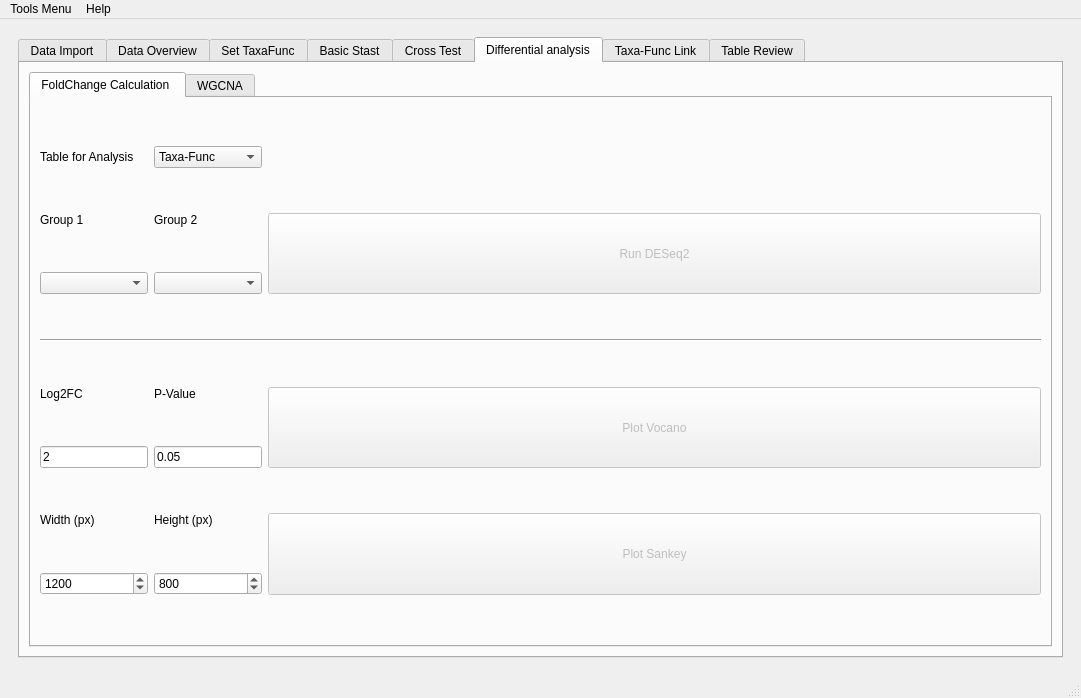
Above: utils/MetaX_GUI/MainWindow.ui from byemaxx/MetaX before the change. Below: the same form after it.
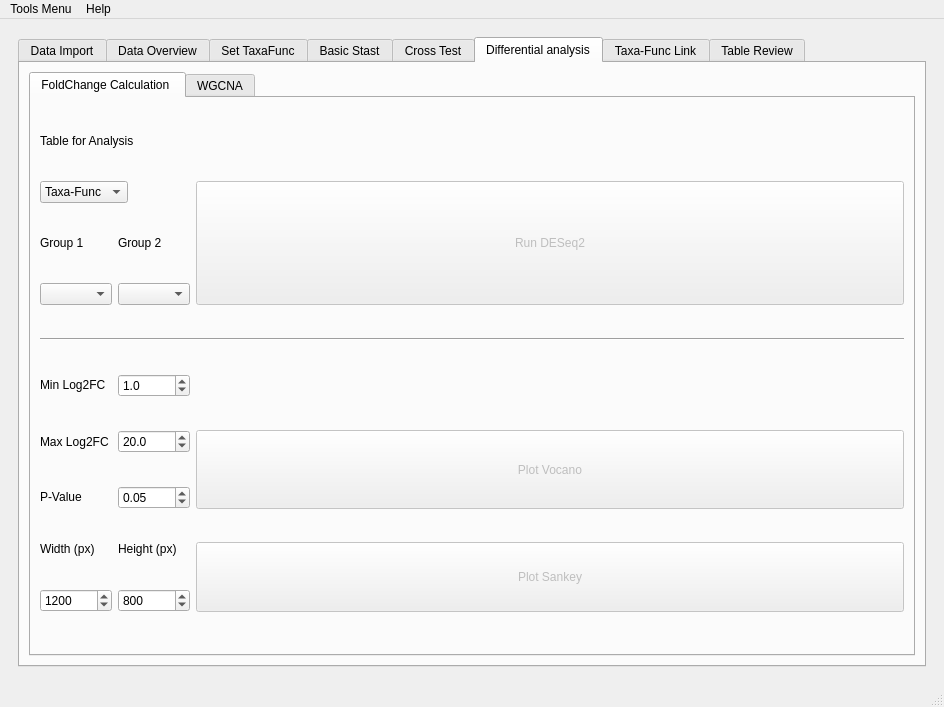
That is the form after the change. The open tabs and pages were chosen to show the change.

Commit message: modified:   utils/GUI.py     chang all LineEdit to sinponbox if they are number

Diff of the .ui file:
```diff
--- a/utils/MetaX_GUI/MainWindow.ui
+++ b/utils/MetaX_GUI/MainWindow.ui
@@ -6,8 +6,8 @@
    <rect>
     <x>0</x>
     <y>0</y>
-    <width>1081</width>
-    <height>698</height>
+    <width>944</width>
+    <height>707</height>
    </rect>
   </property>
   <property name="sizePolicy">
@@ -1628,7 +1628,7 @@
             <string>Differential analysis</string>
            </attribute>
            <layout class="QGridLayout" name="gridLayout_12">
-            <item row="1" column="0">
+            <item row="0" column="0">
              <widget class="QTabWidget" name="tabWidget">
               <property name="currentIndex">
                <number>0</number>
@@ -1638,47 +1638,7 @@
                 <string>FoldChange Calculation </string>
                </attribute>
                <layout class="QGridLayout" name="gridLayout_16">
-                <item row="3" column="0" colspan="3">
-                 <widget class="Line" name="line">
-                  <property name="orientation">
-                   <enum>Qt::Horizontal</enum>
-                  </property>
-                 </widget>
-                </item>
-                <item row="0" column="0">
-                 <widget class="QLabel" name="label_4">
-                  <property name="text">
-                   <string>Table for Analysis</string>
-                  </property>
-                 </widget>
-                </item>
-                <item row="6" column="1">
-                 <widget class="QLabel" name="label_17">
-                  <property name="sizePolicy">
-                   <sizepolicy hsizetype="Preferred" vsizetype="Fixed">
-                    <horstretch>0</horstretch>
-                    <verstretch>0</verstretch>
-                   </sizepolicy>
-                  </property>
-                  <property name="text">
-                   <string>Height (px)</string>
-                  </property>
-                 </widget>
-                </item>
-                <item row="4" column="0">
-                 <widget class="QLabel" name="label_13">
-                  <property name="sizePolicy">
-                   <sizepolicy hsizetype="Preferred" vsizetype="Fixed">
-                    <horstretch>0</horstretch>
-                    <verstretch>0</verstretch>
-                   </sizepolicy>
-                  </property>
-                  <property name="text">
-                   <string>Log2FC</string>
-                  </property>
-                 </widget>
-                </item>
-                <item row="4" column="1">
+                <item row="7" column="0">
                  <widget class="QLabel" name="label_14">
                   <property name="sizePolicy">
                    <sizepolicy hsizetype="Preferred" vsizetype="Fixed">
@@ -1692,7 +1652,7 @@
                  </widget>
                 </item>
                 <item row="5" column="0">
-                 <widget class="QLineEdit" name="lineEdit_deseq2_log2fc">
+                 <widget class="QLabel" name="label_64">
                   <property name="sizePolicy">
                    <sizepolicy hsizetype="Fixed" vsizetype="Fixed">
                     <horstretch>0</horstretch>
@@ -1700,63 +1660,53 @@
                    </sizepolicy>
                   </property>
                   <property name="text">
-                   <string>2</string>
+                   <string>Min Log2FC</string>
                   </property>
                  </widget>
                 </item>
-                <item row="0" column="1">
-                 <widget class="QComboBox" name="comboBox_table_for_deseq2">
-                  <item>
-                   <property name="text">
-                    <string>Taxa-Func</string>
-                   </property>
-                  </item>
-                  <item>
-                   <property name="text">
-                    <string>Taxa</string>
-                   </property>
-                  </item>
-                  <item>
-                   <property name="text">
-                    <string>Function</string>
-                   </property>
-                  </item>
-                 </widget>
-                </item>
-                <item row="1" column="0">
-                 <widget class="QLabel" name="label_2">
-                  <property name="sizePolicy">
-                   <sizepolicy hsizetype="Preferred" vsizetype="Fixed">
-                    <horstretch>0</horstretch>
-                    <verstretch>0</verstretch>
-                   </sizepolicy>
+                <item row="9" column="0">
+                 <widget class="QSpinBox" name="spinBox_fc_plot_width">
+                  <property name="minimum">
+                   <number>100</number>
                   </property>
-                  <property name="text">
-                   <string>Group 1</string>
+                  <property name="maximum">
+                   <number>100000</number>
                   </property>
-                 </widget>
-                </item>
-                <item row="1" column="1">
-                 <widget class="QLabel" name="label_3">
-                  <property name="text">
-                   <string>Group 2</string>
+                  <property name="singleStep">
+                   <number>50</number>
                   </property>
-                 </widget>
-                </item>
-                <item row="5" column="1">
-                 <widget class="QLineEdit" name="lineEdit_deseq2_pvalue">
-                  <property name="sizePolicy">
-                   <sizepolicy hsizetype="Fixed" vsizetype="Fixed">
-                    <horstretch>0</horstretch>
-                    <verstretch>0</verstretch>
-                   </sizepolicy>
-                  </property>
-                  <property name="text">
-                   <string>0.05</string>
+                  <property name="value">
+                   <number>1200</number>
                   </property>
                  </widget>
                 </item>
                 <item row="6" column="2" rowspan="2">
+                 <widget class="QPushButton" name="pushButton_deseq2_plot_vocano">
+                  <property name="enabled">
+                   <bool>false</bool>
+                  </property>
+                  <property name="sizePolicy">
+                   <sizepolicy hsizetype="Preferred" vsizetype="Preferred">
+                    <horstretch>0</horstretch>
+                    <verstretch>0</verstretch>
+                   </sizepolicy>
+                  </property>
+                  <property name="text">
+                   <string>Plot Vocano</string>
+                  </property>
+                 </widget>
+                </item>
+                <item row="3" column="1">
+                 <widget class="QComboBox" name="comboBox_deseq2_group2">
+                  <property name="sizePolicy">
+                   <sizepolicy hsizetype="Fixed" vsizetype="Fixed">
+                    <horstretch>0</horstretch>
+                    <verstretch>0</verstretch>
+                   </sizepolicy>
+                  </property>
+                 </widget>
+                </item>
+                <item row="8" column="2" rowspan="2">
                  <widget class="QPushButton" name="pushButton_deseq2_plot_sankey">
                   <property name="enabled">
                    <bool>false</bool>
@@ -1772,11 +1722,21 @@
                   </property>
                  </widget>
                 </item>
+                <item row="0" column="0" colspan="2">
+                 <widget class="QLabel" name="label_4">
+                  <property name="sizePolicy">
+                   <sizepolicy hsizetype="Fixed" vsizetype="Fixed">
+                    <horstretch>0</horstretch>
+                    <verstretch>0</verstretch>
+                   </sizepolicy>
+                  </property>
+                  <property name="text">
+                   <string>Table for Analysis</string>
+                  </property>
+                 </widget>
+                </item>
                 <item row="2" column="0">
-                 <widget class="QComboBox" name="comboBox_deseq2_group1"/>
-                </item>
-                <item row="6" column="0">
-                 <widget class="QLabel" name="label_16">
+                 <widget class="QLabel" name="label_2">
                   <property name="sizePolicy">
                    <sizepolicy hsizetype="Preferred" vsizetype="Fixed">
                     <horstretch>0</horstretch>
@@ -1784,11 +1744,11 @@
                    </sizepolicy>
                   </property>
                   <property name="text">
-                   <string>Width (px)</string>
+                   <string>Group 1</string>
                   </property>
                  </widget>
                 </item>
-                <item row="1" column="2" rowspan="2">
+                <item row="1" column="2" rowspan="3">
                  <widget class="QPushButton" name="pushButton_deseq2">
                   <property name="enabled">
                    <bool>false</bool>
@@ -1804,50 +1764,40 @@
                   </property>
                  </widget>
                 </item>
-                <item row="2" column="1">
-                 <widget class="QComboBox" name="comboBox_deseq2_group2">
+                <item row="6" column="0">
+                 <widget class="QLabel" name="label_63">
+                  <property name="sizePolicy">
+                   <sizepolicy hsizetype="Fixed" vsizetype="Preferred">
+                    <horstretch>0</horstretch>
+                    <verstretch>0</verstretch>
+                   </sizepolicy>
+                  </property>
+                  <property name="text">
+                   <string>Max Log2FC</string>
+                  </property>
+                 </widget>
+                </item>
+                <item row="8" column="0">
+                 <widget class="QLabel" name="label_16">
                   <property name="sizePolicy">
                    <sizepolicy hsizetype="Preferred" vsizetype="Fixed">
                     <horstretch>0</horstretch>
                     <verstretch>0</verstretch>
                    </sizepolicy>
                   </property>
-                 </widget>
-                </item>
-                <item row="4" column="2" rowspan="2">
-                 <widget class="QPushButton" name="pushButton_deseq2_plot_vocano">
-                  <property name="enabled">
-                   <bool>false</bool>
-                  </property>
-                  <property name="sizePolicy">
-                   <sizepolicy hsizetype="Preferred" vsizetype="Preferred">
-                    <horstretch>0</horstretch>
-                    <verstretch>0</verstretch>
-                   </sizepolicy>
-                  </property>
                   <property name="text">
-                   <string>Plot Vocano</string>
+                   <string>Width (px)</string>
                   </property>
                  </widget>
                 </item>
-                <item row="7" column="0">
-                 <widget class="QSpinBox" name="spinBox_fc_plot_width">
-                  <property name="minimum">
-                   <number>100</number>
-                  </property>
-                  <property name="maximum">
-                   <number>100000</number>
-                  </property>
-                  <property name="singleStep">
-                   <number>50</number>
-                  </property>
-                  <property name="value">
-                   <number>1200</number>
-                  </property>
-                 </widget>
-                </item>
-                <item row="7" column="1">
+                <item row="9" column="1">
                  <widget class="QSpinBox" name="spinBox_fc_plot_height">
+                  <property name="sizePolicy">
+                   <sizepolicy hsizetype="Preferred" vsizetype="Fixed">
+                    <horstretch>0</horstretch>
+                    <verstretch>0</verstretch>
+                   </sizepolicy>
+                  </property>
                   <property name="minimum">
                    <number>100</number>
                   </property>
@@ -1862,6 +1812,115 @@
                   </property>
                  </widget>
                 </item>
+                <item row="8" column="1">
+                 <widget class="QLabel" name="label_17">
+                  <property name="sizePolicy">
+                   <sizepolicy hsizetype="Preferred" vsizetype="Fixed">
+                    <horstretch>0</horstretch>
+                    <verstretch>0</verstretch>
+                   </sizepolicy>
+                  </property>
+                  <property name="text">
+                   <string>Height (px)</string>
+                  </property>
+                 </widget>
+                </item>
+                <item row="3" column="0">
+                 <widget class="QComboBox" name="comboBox_deseq2_group1"/>
+                </item>
+                <item row="6" column="1">
+                 <widget class="QDoubleSpinBox" name="doubleSpinBox_deseq2_log2fc_max">
+                  <property name="sizePolicy">
+                   <sizepolicy hsizetype="Preferred" vsizetype="Fixed">
+                    <horstretch>0</horstretch>
+                    <verstretch>0</verstretch>
+                   </sizepolicy>
+                  </property>
+                  <property name="decimals">
+                   <number>1</number>
+                  </property>
+                  <property name="value">
+                   <double>20.000000000000000</double>
+                  </property>
+                 </widget>
+                </item>
+                <item row="7" column="1">
+                 <widget class="QDoubleSpinBox" name="doubleSpinBox_deseq2_pvalue">
+                  <property name="sizePolicy">
+                   <sizepolicy hsizetype="Preferred" vsizetype="Fixed">
+                    <horstretch>0</horstretch>
+                    <verstretch>0</verstretch>
+                   </sizepolicy>
+                  </property>
+                  <property name="decimals">
+                   <number>2</number>
+                  </property>
+                  <property name="maximum">
+                   <double>1.000000000000000</double>
+                  </property>
+                  <property name="singleStep">
+                   <double>0.010000000000000</double>
+                  </property>
+                  <property name="value">
+                   <double>0.050000000000000</double>
+                  </property>
+                 </widget>
+                </item>
+                <item row="2" column="1">
+                 <widget class="QLabel" name="label_3">
+                  <property name="text">
+                   <string>Group 2</string>
+                  </property>
+                 </widget>
+                </item>
+                <item row="5" column="1">
+                 <widget class="QDoubleSpinBox" name="doubleSpinBox_deseq2_log2fc_min">
+                  <property name="sizePolicy">
+                   <sizepolicy hsizetype="Preferred" vsizetype="Fixed">
+                    <horstretch>0</horstretch>
+                    <verstretch>0</verstretch>
+                   </sizepolicy>
+                  </property>
+                  <property name="decimals">
+                   <number>1</number>
+                  </property>
+                  <property name="value">
+                   <double>1.000000000000000</double>
+                  </property>
+                 </widget>
+                </item>
+                <item row="1" column="0" colspan="2">
+                 <widget class="QComboBox" name="comboBox_table_for_deseq2">
+                  <property name="sizePolicy">
+                   <sizepolicy hsizetype="Fixed" vsizetype="Fixed">
+                    <horstretch>0</horstretch>
+                    <verstretch>0</verstretch>
+                   </sizepolicy>
+                  </property>
+                  <item>
+                   <property name="text">
+                    <string>Taxa-Func</string>
+                   </property>
+                  </item>
+                  <item>
+                   <property name="text">
+                    <string>Taxa</string>
+                   </property>
+                  </item>
+                  <item>
+                   <property name="text">
+                    <string>Function</string>
+                   </property>
+                  </item>
+                 </widget>
+                </item>
+                <item row="4" column="0" colspan="3">
+                 <widget class="Line" name="line">
+                  <property name="orientation">
+                   <enum>Qt::Horizontal</enum>
+                  </property>
+                 </widget>
+                </item>
                </layout>
               </widget>
               <widget class="QWidget" name="tab_5">
@@ -2734,8 +2793,8 @@
     <rect>
      <x>0</x>
      <y>0</y>
-     <width>1081</width>
-     <height>26</height>
+     <width>944</width>
+     <height>23</height>
     </rect>
    </property>
    <widget class="QMenu" name="menuTools">
```
Left out of the diff: 466 changed lines with no effect on the pictures. The commit also changes 7 other files.
